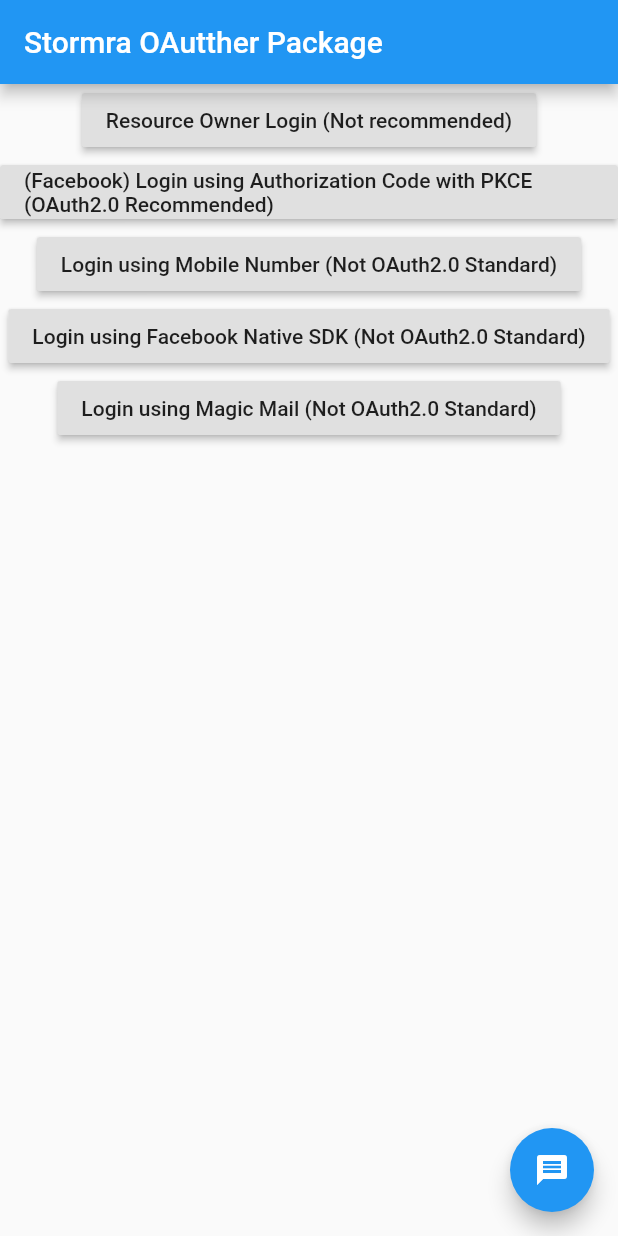
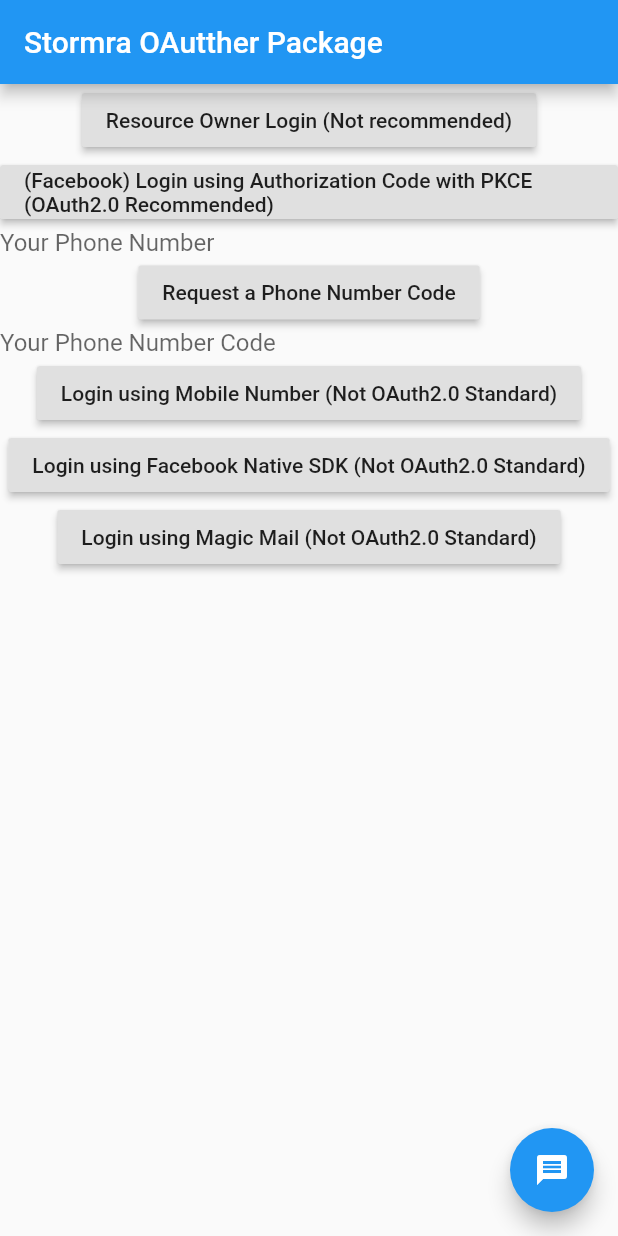
Before and after one commit to marzoukali/stormra_oautter, a Flutter app: the screen it shows after launch, after a tap on an icon or button, on a phone screen of 412 x 824 dp. Run offline on Flutter 3.47's test engine with Material 2 defaults, Android fonts, the phone set to English and light mode, and no system bars; network calls fail.

Commit message:
Add example on how to aquire access_token via phone number verification

```diff
--- a/example/lib/main.dart
+++ b/example/lib/main.dart
@@ -27,6 +27,9 @@ class HomePage extends StatefulWidget {
 }
 
 class _HomePageState extends State<HomePage> {
+  final phoneVerificationCodeTextCtlr = TextEditingController();
+  final phoneNumberTextCtlr = TextEditingController();
+
   @override
   Widget build(BuildContext context) {
     return Scaffold(
@@ -64,14 +67,32 @@ class _HomePageState extends State<HomePage> {
                       'ro.client', 'secret');
                 },
               ),
+              TextField(
+                controller: phoneNumberTextCtlr,
+                decoration: new InputDecoration.collapsed(hintText: 'Your Phone Number'),
+              ),
               new RaisedButton(
-                child: new Text("Login using Mobile Number (Not OAuth2.0 Standard)"),
+                child: new Text(
+                    "Request a Phone Number Code"),
                 color: Colors.blueAccent[600],
                 onPressed: () async {
                   final client =
                       TokenClient('qa-mda-idsrv-app.azurewebsites.net');
-                  await client.requestAuthorizationCodeToken(
-                      'ro.client', 'secret');
+                  await client.requestPhoneVerificationCode(phoneNumber: phoneNumberTextCtlr.text);
+                },
+              ),
+                            TextField(
+                controller: phoneVerificationCodeTextCtlr,
+                decoration: new InputDecoration.collapsed(hintText: 'Your Phone Number Code'),
+              ),
+              new RaisedButton(
+                child: new Text(
+                    "Login using Mobile Number (Not OAuth2.0 Standard)"),
+                color: Colors.blueAccent[600],
+                onPressed: () async {
+                  final client =
+                      TokenClient('qa-mda-idsrv-app.azurewebsites.net');
+                  await client.requestPhoneVerificationToken(phoneNumber: phoneNumberTextCtlr.text,clientId:'phone_number_authentication',clientSecret: 'secret',scope: 'web_api openid profile offline_access', verificationToken: phoneVerificationCodeTextCtlr.text);
                 },
               ),
               new RaisedButton(
--- a/lib/clients/token_client.dart
+++ b/lib/clients/token_client.dart
@@ -70,15 +70,17 @@ class TokenClient extends AuthClient {
         'phoneNumber=$phoneNumber';
     req
       ..headers.contentType = new ContentType(
-          'application', 'x-www-form-urlencoded',
-          charset: 'utf-8')
+          'application', 'x-www-form-urlencoded', charset: 'utf-8')
       ..write(toWrite);
 
     var res = await req.close();
-    var responseBody = await res.transform(utf8.decoder).join();
-    var jsonResponse = jsonDecode(responseBody) as Map;
 
-    return true;
+    if(res.statusCode == HttpStatus.accepted || res.statusCode == HttpStatus.ok)
+    {
+      return true;
+    }
+
+    return false;
   }
 
 
```
